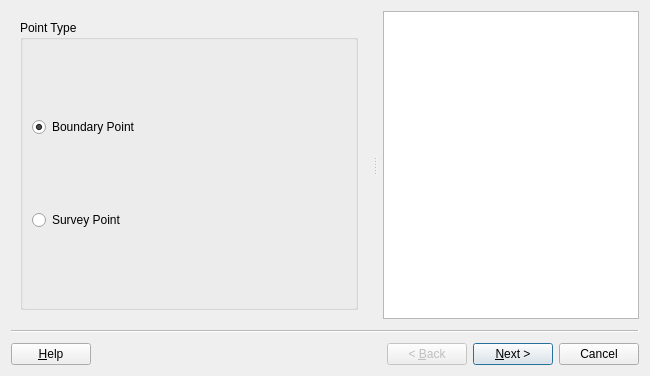
The window that asistente_ladm_col/ui/wiz_add_points_cadastre.ui (SwissTierrasColombia/Asistente-LADM-COL) describes before a commit, drawn with Qt 5.
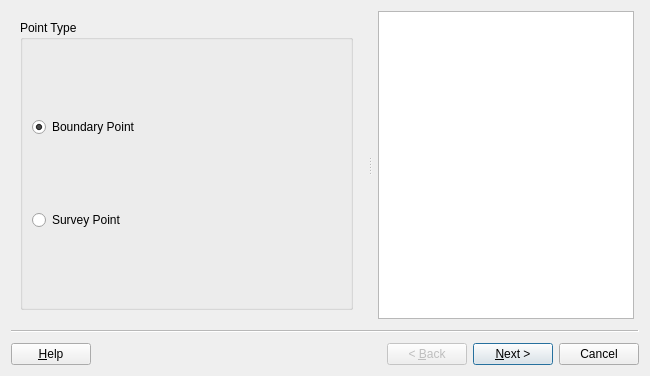
The same window after the commit. Custom widgets are drawn as their Qt base class.

Commit message: [gui] Show ETL model from 'Define Boundaries' wizard

What changed in the file:
```diff
--- a/asistente_ladm_col/ui/wiz_add_points_cadastre.ui
+++ b/asistente_ladm_col/ui/wiz_add_points_cadastre.ui
@@ -31,7 +31,7 @@
      <number>0</number>
     </property>
     <property name="rightMargin">
-     <number>0</number>
+     <number>5</number>
     </property>
     <property name="bottomMargin">
      <number>0</number>
```
Left out of the diff: 16 changed lines with no effect on the pictures. The commit also changes 3 other files.
